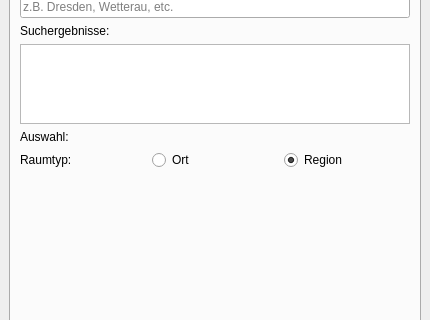
First picture: the form in visionvelo_digirad_dockwidget.ui, repository ohrie/DigiRad, before the edit; both pictures show x 0 to 430 and y 103 to 423 of the 430 by 576 pixel window.
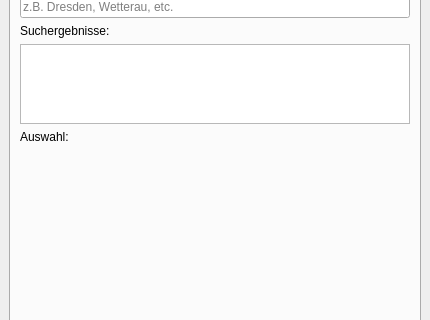
Second picture: the form after the edit. The open tabs and pages were chosen to show the change. Custom widgets are drawn as their Qt base class.

Commit message: feat: Removed info labels from task due to potential qgis crashes (but crashes still happen), ui changes

```diff
--- a/visionvelo_digirad_dockwidget.ui
+++ b/visionvelo_digirad_dockwidget.ui
@@ -200,40 +200,6 @@
           </item>
          </layout>
         </item>
-        <item>
-         <layout class="QHBoxLayout" name="horizontalLayout_3">
-          <property name="leftMargin">
-           <number>0</number>
-          </property>
-          <property name="topMargin">
-           <number>0</number>
-          </property>
-          <item>
-           <widget class="QLabel" name="label_3">
-            <property name="text">
-             <string>Raumtyp:</string>
-            </property>
-           </widget>
-          </item>
-          <item>
-           <widget class="QRadioButton" name="locationPlaceRadio">
-            <property name="text">
-             <string>Ort</string>
-            </property>
-           </widget>
-          </item>
-          <item>
-           <widget class="QRadioButton" name="locationRegionRadio">
-            <property name="text">
-             <string>Region</string>
-            </property>
-            <property name="checked">
-             <bool>true</bool>
-            </property>
-           </widget>
-          </item>
-         </layout>
-        </item>
         <item>
          <spacer name="verticalSpacer_3">
           <property name="orientation">
```
The commit also changes 6 other files.
